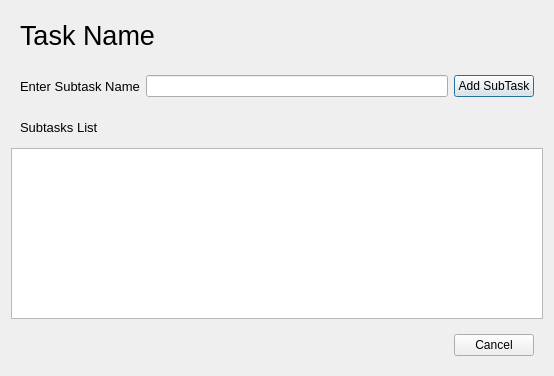
The window that ui/subtasks.ui (VicMbugua/TaskManagementSystem) describes before a commit, drawn with Qt 5.
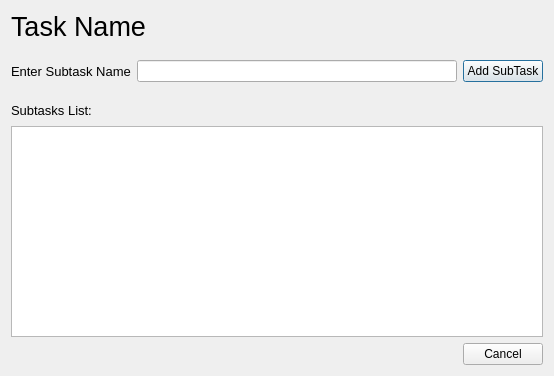
The same window after the commit.

Diff of the .ui file:
```diff
--- a/ui/subtasks.ui
+++ b/ui/subtasks.ui
@@ -15,8 +15,10 @@
   </property>
   <layout class="QVBoxLayout" name="verticalLayout">
    <item>
-    <widget class="QWidget" name="widget_2" native="true">
-     <layout class="QHBoxLayout" name="horizontalLayout_2">
+    <layout class="QHBoxLayout" name="horizontalLayout_3">
+     <property name="bottomMargin">
+      <number>12</number>
+     </property>
       <item>
        <widget class="QLabel" name="task_name">
         <property name="sizePolicy">
@@ -49,11 +51,12 @@
        </spacer>
       </item>
      </layout>
-    </widget>
    </item>
    <item>
-    <widget class="QWidget" name="widget_3" native="true">
-     <layout class="QHBoxLayout" name="horizontalLayout_3">
+    <layout class="QHBoxLayout" name="horizontalLayout_2">
+     <property name="bottomMargin">
+      <number>12</number>
+     </property>
       <item>
        <widget class="QLabel" name="label">
         <property name="sizePolicy">
@@ -83,23 +86,9 @@
        </widget>
       </item>
      </layout>
-    </widget>
    </item>
    <item>
-    <widget class="QWidget" name="widget_4" native="true">
-     <property name="minimumSize">
-      <size>
-       <width>0</width>
-       <height>30</height>
-      </size>
-     </property>
      <layout class="QHBoxLayout" name="horizontalLayout_4">
-      <property name="topMargin">
-       <number>0</number>
-      </property>
-      <property name="bottomMargin">
-       <number>0</number>
-      </property>
       <item>
        <widget class="QLabel" name="label_2">
         <property name="font">
@@ -108,7 +97,7 @@
          </font>
         </property>
         <property name="text">
-         <string>Subtasks List</string>
+        <string>Subtasks List:</string>
         </property>
        </widget>
       </item>
@@ -119,14 +108,13 @@
         </property>
         <property name="sizeHint" stdset="0">
          <size>
-          <width>435</width>
+         <width>40</width>
           <height>20</height>
          </size>
         </property>
        </spacer>
       </item>
      </layout>
-    </widget>
    </item>
    <item>
     <widget class="QTableView" name="subtasks_table">
@@ -136,13 +124,6 @@
     </widget>
    </item>
    <item>
-    <widget class="QWidget" name="widget" native="true">
-     <property name="sizePolicy">
-      <sizepolicy hsizetype="Preferred" vsizetype="Fixed">
-       <horstretch>0</horstretch>
-       <verstretch>0</verstretch>
-      </sizepolicy>
-     </property>
      <layout class="QHBoxLayout" name="horizontalLayout">
       <item>
        <spacer name="horizontalSpacer">
@@ -165,7 +146,6 @@
        </widget>
       </item>
      </layout>
-    </widget>
    </item>
   </layout>
  </widget>
```
Left out of the diff: 6 changed lines with no effect on the pictures. Lines whose indentation alone changed are shown as unchanged.
